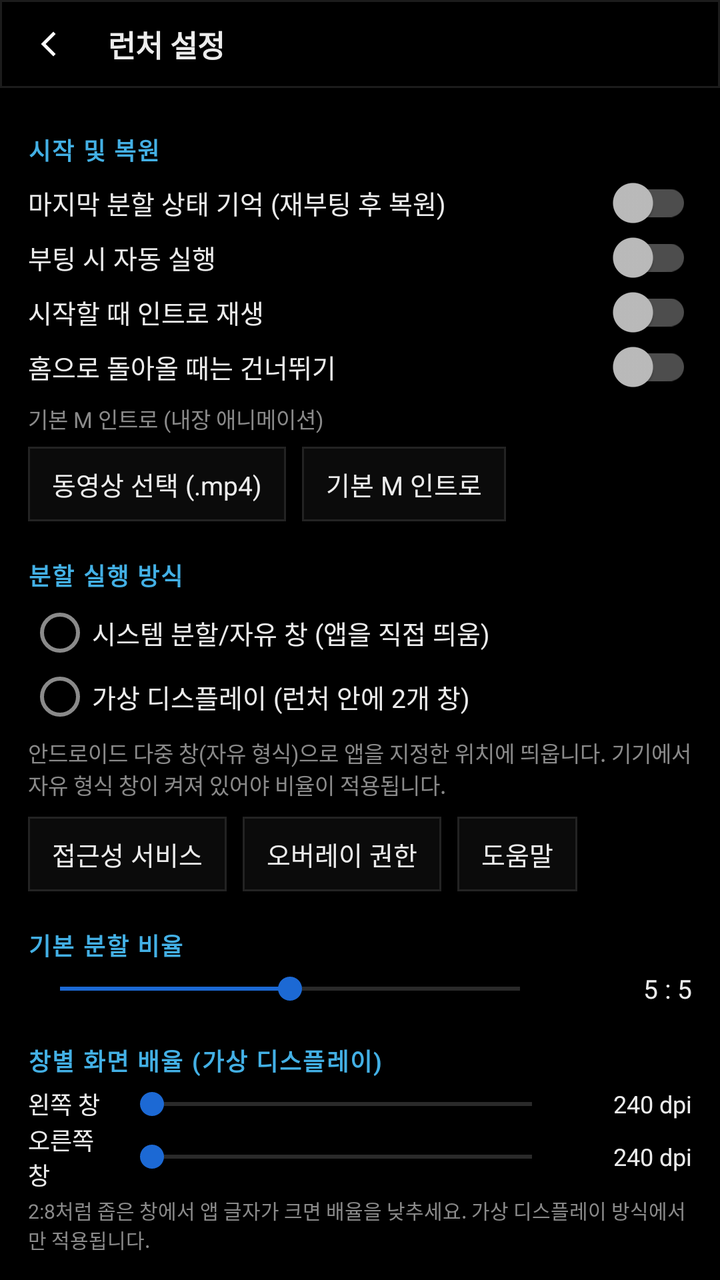
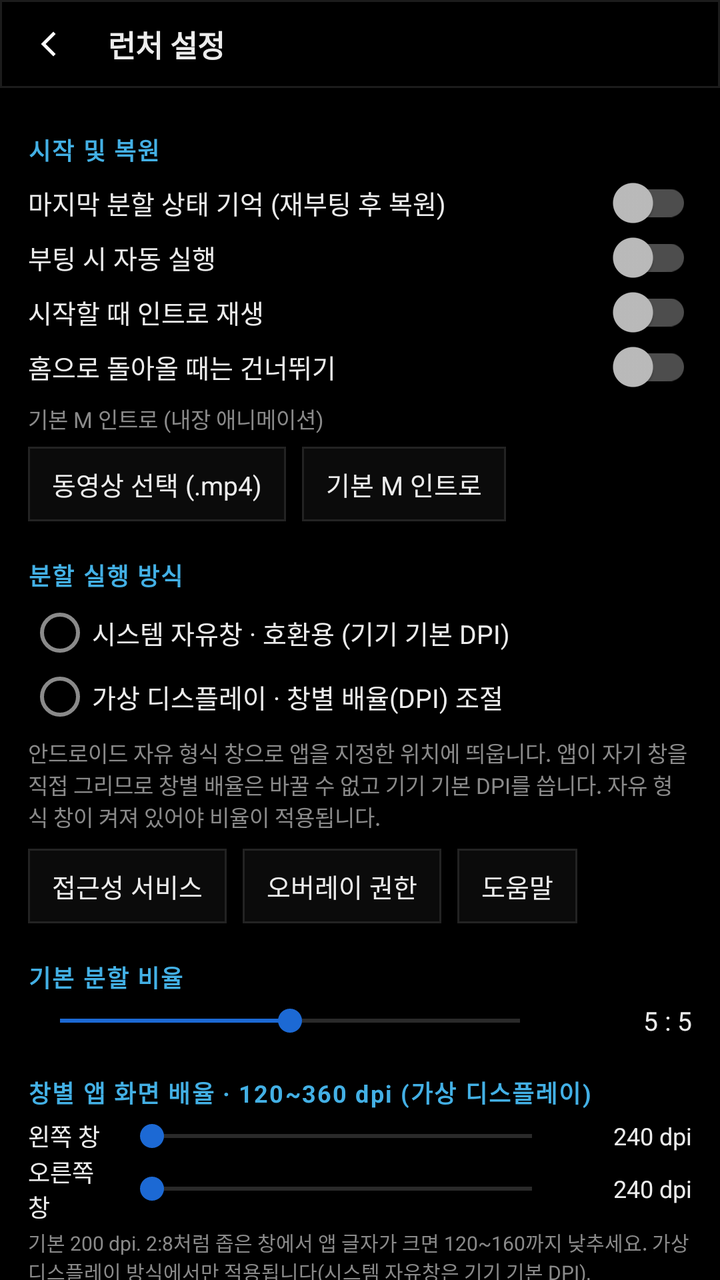

The first picture is an Android layout as it rendered before a commit; the second is the same layout after the commit. The layout source and the unified diff follow.
<!-- AndroidManifest.xml: activity theme Theme.BmwLauncher -->
<!-- res/layout/activity_settings.xml -->
<?xml version="1.0" encoding="utf-8"?>
<LinearLayout xmlns:android="http://schemas.android.com/apk/res/android"
    android:layout_width="match_parent"
    android:layout_height="match_parent"
    android:background="@color/black"
    android:orientation="vertical">

    <LinearLayout
        android:layout_width="match_parent"
        android:layout_height="44dp"
        android:background="@drawable/bg_bar"
        android:gravity="center_vertical"
        android:orientation="horizontal"
        android:paddingLeft="4dp"
        android:paddingRight="12dp">

        <ImageView
            android:id="@+id/btnBack"
            android:layout_width="40dp"
            android:layout_height="40dp"
            android:background="@drawable/bg_dock_button"
            android:clickable="true"
            android:contentDescription="@string/close"
            android:focusable="true"
            android:padding="10dp"
            android:src="@drawable/ic_chevron_left" />

        <TextView
            android:layout_width="0dp"
            android:layout_height="wrap_content"
            android:layout_marginStart="10dp"
            android:layout_weight="1"
            android:text="@string/settings_title"
            android:textColor="@color/text_primary"
            android:textSize="15sp"
            android:textStyle="bold" />
    </LinearLayout>

    <ScrollView
        android:layout_width="match_parent"
        android:layout_height="0dp"
        android:layout_weight="1"
        android:fillViewport="true"
        android:scrollbars="none">

        <LinearLayout
            android:layout_width="match_parent"
            android:layout_height="wrap_content"
            android:orientation="vertical"
            android:paddingLeft="14dp"
            android:paddingTop="4dp"
            android:paddingRight="14dp"
            android:paddingBottom="24dp">

            <TextView
                style="@style/SettingsSection"
                android:text="@string/section_start" />

            <androidx.appcompat.widget.SwitchCompat
                android:id="@+id/switchRememberSession"
                android:layout_width="match_parent"
                android:layout_height="wrap_content"
                android:paddingTop="4dp"
                android:paddingBottom="4dp"
                android:text="@string/switch_remember_session"
                android:textColor="@color/text_primary"
                android:textSize="13sp" />

            <androidx.appcompat.widget.SwitchCompat
                android:id="@+id/switchBoot"
                android:layout_width="match_parent"
                android:layout_height="wrap_content"
                android:paddingTop="4dp"
                android:paddingBottom="4dp"
                android:text="@string/switch_boot"
                android:textColor="@color/text_primary"
                android:textSize="13sp" />

            <androidx.appcompat.widget.SwitchCompat
                android:id="@+id/switchIntro"
                android:layout_width="match_parent"
                android:layout_height="wrap_content"
                android:paddingTop="4dp"
                android:paddingBottom="4dp"
                android:text="@string/intro_enabled"
                android:textColor="@color/text_primary"
                android:textSize="13sp" />

            <androidx.appcompat.widget.SwitchCompat
                android:id="@+id/switchSkipReturn"
                android:layout_width="match_parent"
                android:layout_height="wrap_content"
                android:paddingTop="4dp"
                android:paddingBottom="4dp"
                android:text="@string/intro_skip_return"
                android:textColor="@color/text_primary"
                android:textSize="13sp" />

            <TextView
                android:id="@+id/tvVideoName"
                android:layout_width="match_parent"
                android:layout_height="wrap_content"
                android:layout_marginTop="4dp"
                android:text="@string/intro_video_none"
                android:textColor="@color/text_secondary"
                android:textSize="11sp" />

            <LinearLayout
                android:layout_width="match_parent"
                android:layout_height="wrap_content"
                android:layout_marginTop="6dp"
                android:orientation="horizontal">

                <TextView
                    android:id="@+id/btnPickVideo"
                    style="@style/SettingsButton"
                    android:text="@string/intro_pick_video" />

                <TextView
                    android:id="@+id/btnResetVideo"
                    style="@style/SettingsButton"
                    android:layout_marginStart="8dp"
                    android:text="@string/intro_reset_video" />
            </LinearLayout>

            <TextView
                style="@style/SettingsSection"
                android:text="@string/section_engine" />

            <RadioGroup
                android:id="@+id/engineGroup"
                android:layout_width="match_parent"
                android:layout_height="wrap_content"
                android:orientation="vertical">

                <RadioButton
                    android:id="@+id/rbSystem"
                    android:layout_width="match_parent"
                    android:layout_height="wrap_content"
                    android:paddingTop="2dp"
                    android:paddingBottom="2dp"
                    android:text="@string/engine_system"
                    android:textColor="@color/text_primary"
                    android:textSize="13sp" />

                <RadioButton
                    android:id="@+id/rbVirtual"
                    android:layout_width="match_parent"
                    android:layout_height="wrap_content"
                    android:paddingTop="2dp"
                    android:paddingBottom="2dp"
                    android:text="@string/engine_virtual"
                    android:textColor="@color/text_primary"
                    android:textSize="13sp" />
            </RadioGroup>

            <TextView
                android:id="@+id/engineDesc"
                android:layout_width="match_parent"
                android:layout_height="wrap_content"
                android:layout_marginTop="4dp"
                android:text="@string/engine_system_desc"
                android:textColor="@color/text_secondary"
                android:textSize="11sp" />

            <LinearLayout
                android:layout_width="match_parent"
                android:layout_height="wrap_content"
                android:layout_marginTop="8dp"
                android:orientation="horizontal">

                <TextView
                    android:id="@+id/btnAccessibility"
                    style="@style/SettingsButton"
                    android:text="@string/perm_accessibility" />

                <TextView
                    android:id="@+id/btnOverlay"
                    style="@style/SettingsButton"
                    android:layout_marginStart="8dp"
                    android:text="@string/perm_overlay" />

                <TextView
                    android:id="@+id/btnHelp"
                    style="@style/SettingsButton"
                    android:layout_marginStart="8dp"
                    android:text="@string/perm_help" />
            </LinearLayout>

            <TextView
                style="@style/SettingsSection"
                android:text="@string/section_ratio" />

            <LinearLayout
                android:layout_width="match_parent"
                android:layout_height="wrap_content"
                android:gravity="center_vertical"
                android:orientation="horizontal">

                <SeekBar
                    android:id="@+id/ratioSeek"
                    android:layout_width="0dp"
                    android:layout_height="wrap_content"
                    android:layout_weight="1"
                    android:max="60"
                    android:progress="30"
                    android:progressTint="@color/m_blue"
                    android:thumbTint="@color/m_blue" />

                <TextView
                    android:id="@+id/ratioValue"
                    android:layout_width="70dp"
                    android:layout_height="wrap_content"
                    android:gravity="end"
                    android:text="5 : 5"
                    android:textColor="@color/text_primary"
                    android:textSize="13sp" />
            </LinearLayout>

            <TextView
                style="@style/SettingsSection"
                android:text="@string/section_dpi" />

            <LinearLayout
                android:layout_width="match_parent"
                android:layout_height="wrap_content"
                android:gravity="center_vertical"
                android:orientation="horizontal">

                <TextView
                    android:layout_width="46dp"
                    android:layout_height="wrap_content"
                    android:text="@string/pane_left"
                    android:textColor="@color/text_primary"
                    android:textSize="12sp" />

                <SeekBar
                    android:id="@+id/leftDpiSeek"
                    android:layout_width="0dp"
                    android:layout_height="wrap_content"
                    android:layout_weight="1"
                    android:max="38"
                    android:progressTint="@color/m_blue"
                    android:thumbTint="@color/m_blue" />

                <TextView
                    android:id="@+id/leftDpiValue"
                    android:layout_width="64dp"
                    android:layout_height="wrap_content"
                    android:gravity="end"
                    android:text="240 dpi"
                    android:textColor="@color/text_primary"
                    android:textSize="12sp" />
            </LinearLayout>

            <LinearLayout
                android:layout_width="match_parent"
                android:layout_height="wrap_content"
                android:gravity="center_vertical"
                android:orientation="horizontal">

                <TextView
                    android:layout_width="46dp"
                    android:layout_height="wrap_content"
                    android:text="@string/pane_right"
                    android:textColor="@color/text_primary"
                    android:textSize="12sp" />

                <SeekBar
                    android:id="@+id/rightDpiSeek"
                    android:layout_width="0dp"
                    android:layout_height="wrap_content"
                    android:layout_weight="1"
                    android:max="38"
                    android:progressTint="@color/m_blue"
                    android:thumbTint="@color/m_blue" />

                <TextView
                    android:id="@+id/rightDpiValue"
                    android:layout_width="64dp"
                    android:layout_height="wrap_content"
                    android:gravity="end"
                    android:text="240 dpi"
                    android:textColor="@color/text_primary"
                    android:textSize="12sp" />
            </LinearLayout>

            <TextView
                android:layout_width="match_parent"
                android:layout_height="wrap_content"
                android:layout_marginTop="2dp"
                android:text="2:8처럼 좁은 창에서 앱 글자가 크면 배율을 낮추세요. 가상 디스플레이 방식에서만 적용됩니다."
                android:textColor="@color/text_secondary"
                android:textSize="10sp" />

            <TextView
                style="@style/SettingsSection"
                android:text="@string/section_presets" />

            <LinearLayout
                android:layout_width="match_parent"
                android:layout_height="wrap_content"
                android:orientation="horizontal">

                <TextView
                    android:id="@+id/btnImportDefaults"
                    style="@style/SettingsButton"
                    android:text="@string/btn_import_defaults" />
            </LinearLayout>

            <LinearLayout
                android:id="@+id/presetList"
                android:layout_width="match_parent"
                android:layout_height="wrap_content"
                android:layout_marginTop="4dp"
                android:orientation="vertical" />

            <TextView
                style="@style/SettingsSection"
                android:text="@string/section_dock" />

            <RadioGroup
                android:id="@+id/dockGroup"
                android:layout_width="match_parent"
                android:layout_height="wrap_content"
                android:orientation="horizontal">

                <RadioButton
                    android:id="@+id/rbDockLeft"
                    android:layout_width="0dp"
                    android:layout_height="wrap_content"
                    android:layout_weight="1"
                    android:text="@string/dock_left"
                    android:textColor="@color/text_primary"
                    android:textSize="13sp" />

                <RadioButton
                    android:id="@+id/rbDockRight"
                    android:layout_width="0dp"
                    android:layout_height="wrap_content"
                    android:layout_weight="1"
                    android:text="@string/dock_right"
                    android:textColor="@color/text_primary"
                    android:textSize="13sp" />
            </RadioGroup>

            <androidx.appcompat.widget.SwitchCompat
                android:id="@+id/switchAutoHide"
                android:layout_width="match_parent"
                android:layout_height="wrap_content"
                android:paddingTop="4dp"
                android:paddingBottom="4dp"
                android:text="@string/switch_dock_auto_hide"
                android:textColor="@color/text_primary"
                android:textSize="13sp" />

            <TextView
                style="@style/SettingsSection"
                android:text="@string/section_permissions" />

            <LinearLayout
                android:layout_width="match_parent"
                android:layout_height="wrap_content"
                android:orientation="horizontal">

                <TextView
                    android:id="@+id/btnHome"
                    style="@style/SettingsButton"
                    android:text="@string/perm_home" />

                <TextView
                    android:id="@+id/btnHidden"
                    style="@style/SettingsButton"
                    android:layout_marginStart="8dp"
                    android:text="@string/perm_hidden_apps" />
            </LinearLayout>

            <TextView
                android:layout_width="match_parent"
                android:layout_height="wrap_content"
                android:layout_marginTop="18dp"
                android:text="BMW F07 Launcher v2.0 · 2560×720 / Android 14"
                android:textColor="#FF4A4A4A"
                android:textSize="10sp" />
        </LinearLayout>
    </ScrollView>
</LinearLayout>
<!-- resources referenced by this layout -->
<resources>
  <color name="black">#FF000000</color>
  <color name="m_blue">#FF1C69D4</color>
  <color name="text_primary">#FFECECEC</color>
  <color name="text_secondary">#FF8A8A8A</color>
  <!-- drawable bg_bar (drawable) -->
  <?xml version="1.0" encoding="utf-8"?>
  <shape xmlns:android="http://schemas.android.com/apk/res/android" android:shape="rectangle">
      <solid android:color="@color/black" />
      <stroke android:width="1dp" android:color="@color/stroke" />
  </shape>
  <!-- drawable bg_dock_button (drawable) -->
  <?xml version="1.0" encoding="utf-8"?>
  <ripple xmlns:android="http://schemas.android.com/apk/res/android" android:color="#33FFFFFF">
      <item>
          <shape android:shape="rectangle">
              <solid android:color="#00000000" />
          </shape>
      </item>
  </ripple>
  <!-- drawable ic_chevron_left (drawable) -->
  <?xml version="1.0" encoding="utf-8"?>
  <vector xmlns:android="http://schemas.android.com/apk/res/android"
      android:width="24dp"
      android:height="24dp"
      android:viewportWidth="24"
      android:viewportHeight="24">
      <path
          android:fillColor="#FFFFFFFF"
          android:pathData="M15.2,4.6l1.4,1.4L10.6,12l6,6l-1.4,1.4L7.8,12z" />
  </vector>
  <string name="btn_import_defaults">BMW 추천 6종 프리셋 불러오기</string>
  <string name="close">닫기</string>
  <string name="dock_left">좌측</string>
  <string name="dock_right">우측</string>
  <string name="engine_system">시스템 분할/자유 창 (앱을 직접 띄움)</string>
  <string name="engine_system_desc">안드로이드 다중 창(자유 형식)으로 앱을 지정한 위치에 띄웁니다. 기기에서 자유 형식 창이 켜져 있어야 비율이 적용됩니다.</string>
  <string name="engine_virtual">가상 디스플레이 (런처 안에 2개 창)</string>
  <string name="intro_enabled">시작할 때 인트로 재생</string>
  <string name="intro_pick_video">동영상 선택 (.mp4)</string>
  <string name="intro_reset_video">기본 M 인트로</string>
  <string name="intro_skip_return">홈으로 돌아올 때는 건너뛰기</string>
  <string name="intro_video_none">기본 M 인트로 (내장 애니메이션)</string>
  <string name="pane_left">왼쪽 창</string>
  <string name="pane_right">오른쪽 창</string>
  <string name="perm_accessibility">접근성 서비스</string>
  <string name="perm_help">도움말</string>
  <string name="perm_hidden_apps">숨긴 앱 관리</string>
  <string name="perm_home">기본 런처로 설정</string>
  <string name="perm_overlay">오버레이 권한</string>
  <string name="section_dock">독</string>
  <string name="section_dpi">창별 화면 배율 (가상 디스플레이)</string>
  <string name="section_engine">분할 실행 방식</string>
  <string name="section_permissions">권한 및 기본 런처</string>
  <string name="section_presets">독 프리셋</string>
  <string name="section_ratio">기본 분할 비율</string>
  <string name="section_start">시작 및 복원</string>
  <string name="settings_title">런처 설정</string>
  <string name="switch_boot">부팅 시 자동 실행</string>
  <string name="switch_dock_auto_hide">독 자동 숨김 (몇 초 뒤)</string>
  <string name="switch_remember_session">마지막 분할 상태 기억 (재부팅 후 복원)</string>
  <style name="SettingsSection">
          <item name="android:layout_width">match_parent</item>
          <item name="android:layout_height">wrap_content</item>
          <item name="android:layout_marginTop">18dp</item>
          <item name="android:layout_marginBottom">4dp</item>
          <item name="android:textColor">@color/m_light_blue</item>
          <item name="android:textSize">12sp</item>
          <item name="android:textStyle">bold</item>
          <item name="android:letterSpacing">0.06</item>
      </style>
  <color name="stroke">#FF1C1C1C</color>
  <!-- drawable bg_ratio_btn (drawable) -->
  <?xml version="1.0" encoding="utf-8"?>
  <ripple xmlns:android="http://schemas.android.com/apk/res/android" android:color="#33FFFFFF">
      <item>
          <shape android:shape="rectangle">
              <solid android:color="#FF0B0B0B" />
              <stroke android:width="1dp" android:color="#FF232323" />
          </shape>
      </item>
  </ripple>
  <color name="m_light_blue">#FF43B0E5</color>
  <!-- unchanged entries left out for length: 2 -->
</resources>

<!-- the commit's change to res/layout/activity_settings.xml (unified diff, before → after) -->
@@ -289,7 +289,46 @@
                 android:layout_width="match_parent"
                 android:layout_height="wrap_content"
                 android:layout_marginTop="2dp"
-                android:text="2:8처럼 좁은 창에서 앱 글자가 크면 배율을 낮추세요. 가상 디스플레이 방식에서만 적용됩니다."
+                android:text="기본 200 dpi. 2:8처럼 좁은 창에서 앱 글자가 크면 120~160까지 낮추세요. 가상 디스플레이 방식에서만 적용됩니다(시스템 자유창은 기기 기본 DPI)."
+                android:textColor="@color/text_secondary"
+                android:textSize="10sp" />
+
+            <TextView
+                style="@style/SettingsSection"
+                android:text="@string/section_launcher_scale" />
+
+            <LinearLayout
+                android:layout_width="match_parent"
+                android:layout_height="wrap_content"
+                android:gravity="center_vertical"
+                android:orientation="horizontal">
+
+                <SeekBar
+                    android:id="@+id/launcherScaleSeek"
+                    android:layout_width="0dp"
+                    android:layout_height="wrap_content"
+                    android:layout_weight="1"
+                    android:max="13"
+                    android:progress="7"
+                    android:progressTint="@color/m_blue"
+                    android:thumbTint="@color/m_blue" />
+
+                <TextView
+                    android:id="@+id/launcherScaleValue"
+                    android:layout_width="72dp"
+                    android:layout_height="wrap_content"
+                    android:gravity="end"
+                    android:text="100%"
+                    android:textColor="@color/text_primary"
+                    android:textSize="13sp" />
+            </LinearLayout>
+
+            <TextView
+                android:id="@+id/launcherScaleHint"
+                android:layout_width="match_parent"
+                android:layout_height="wrap_content"
+                android:layout_marginTop="2dp"
+                android:text="@string/launcher_scale_hint"
                 android:textColor="@color/text_secondary"
                 android:textSize="10sp" />
 
@@ -379,7 +418,7 @@
                 android:layout_width="match_parent"
                 android:layout_height="wrap_content"
                 android:layout_marginTop="18dp"
-                android:text="BMW F07 Launcher v2.0 · 2560×720 / Android 14"
+                android:text="BMW F07 Launcher v2.1 · 2560×720 / Android 14"
                 android:textColor="#FF4A4A4A"
                 android:textSize="10sp" />
         </LinearLayout>
<!-- resource entries referenced after the edit -->
@@ -34,14 +34,15 @@
   <string name="close">닫기</string>
   <string name="dock_left">좌측</string>
   <string name="dock_right">우측</string>
-  <string name="engine_system">시스템 분할/자유 창 (앱을 직접 띄움)</string>
-  <string name="engine_system_desc">안드로이드 다중 창(자유 형식)으로 앱을 지정한 위치에 띄웁니다. 기기에서 자유 형식 창이 켜져 있어야 비율이 적용됩니다.</string>
-  <string name="engine_virtual">가상 디스플레이 (런처 안에 2개 창)</string>
+  <string name="engine_system">시스템 자유창 · 호환용 (기기 기본 DPI)</string>
+  <string name="engine_system_desc">안드로이드 자유 형식 창으로 앱을 지정한 위치에 띄웁니다. 앱이 자기 창을 직접 그리므로 창별 배율은 바꿀 수 없고 기기 기본 DPI를 씁니다. 자유 형식 창이 켜져 있어야 비율이 적용됩니다.</string>
+  <string name="engine_virtual">가상 디스플레이 · 창별 배율(DPI) 조절</string>
   <string name="intro_enabled">시작할 때 인트로 재생</string>
   <string name="intro_pick_video">동영상 선택 (.mp4)</string>
   <string name="intro_reset_video">기본 M 인트로</string>
   <string name="intro_skip_return">홈으로 돌아올 때는 건너뛰기</string>
   <string name="intro_video_none">기본 M 인트로 (내장 애니메이션)</string>
+  <string name="launcher_scale_hint">설정·앱 선택기·앱 서랍의 글자와 아이콘 크기를 한 번에 조절합니다. 화면이 답답하면 작게.</string>
   <string name="pane_left">왼쪽 창</string>
   <string name="pane_right">오른쪽 창</string>
   <string name="perm_accessibility">접근성 서비스</string>
@@ -50,8 +51,9 @@
   <string name="perm_home">기본 런처로 설정</string>
   <string name="perm_overlay">오버레이 권한</string>
   <string name="section_dock">독</string>
-  <string name="section_dpi">창별 화면 배율 (가상 디스플레이)</string>
+  <string name="section_dpi">창별 앱 화면 배율 · 120~360 dpi (가상 디스플레이)</string>
   <string name="section_engine">분할 실행 방식</string>
+  <string name="section_launcher_scale">런처 화면 크기</string>
   <string name="section_permissions">권한 및 기본 런처</string>
   <string name="section_presets">독 프리셋</string>
   <string name="section_ratio">기본 분할 비율</string>
